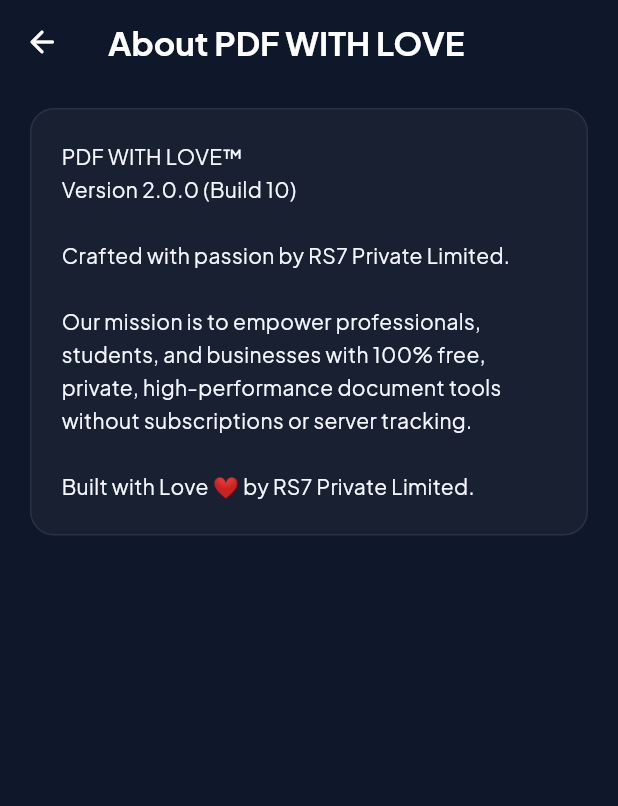
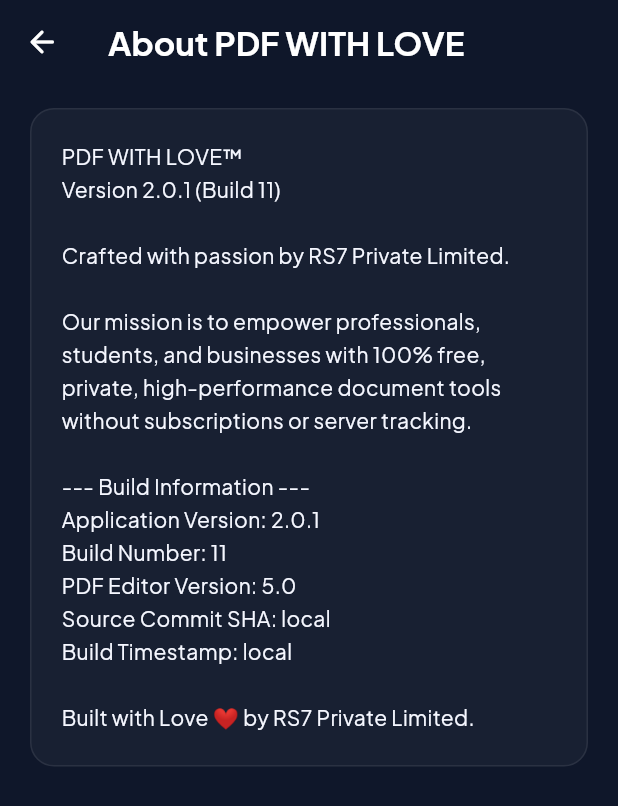
Before and after one commit to asifakhatun6543-dot/Mining, a Flutter app: the ProfileScreen screen opened directly, scrolled down 1152 dp, after a tap on "About PDF WITH LOVE", on a phone screen of 412 x 824 dp. Shown: the top 806 px of the screen. Run offline on Flutter 3.47's test engine with Material 3 defaults, Android fonts, the phone set to English and light mode, and no system bars; our stand-ins replace file_picker, flutter_animate, flutter_riverpod, google_fonts, image_picker, printing and 3 more; missing offline and left inert: google_mlkit_text_recognition, syncfusion_flutter_pdf; accounts and stored records are empty.

Commit message:
release: bump v2.0.1 (build 11), add BuildInfo diagnostics, version.json, vercel.json & semantic GitHub Release pipeline

```diff
--- /dev/null
+++ b/openpdf_mobile/lib/core/constants/build_info.dart
@@ -0,0 +1,42 @@
+/// Centralized, compile-time synchronized build and version metadata.
+/// Updated via semantic release versioning and injected via --dart-define in CI.
+class BuildInfo {
+  BuildInfo._();
+
+  static const String appVersion = String.fromEnvironment(
+    'APP_VERSION',
+    defaultValue: '2.0.1',
+  );
+
+  static const String buildNumber = String.fromEnvironment(
+    'APP_BUILD_NUMBER',
+    defaultValue: '11',
+  );
+
+  static const String editorVersion = String.fromEnvironment(
+    'EDITOR_VERSION',
+    defaultValue: '5.0',
+  );
+
+  static const String commitSha = String.fromEnvironment(
+    'GIT_COMMIT_SHA',
+    defaultValue: 'local',
+  );
+
+  static const String buildTimestamp = String.fromEnvironment(
+    'BUILD_TIMESTAMP',
+    defaultValue: 'local',
+  );
+
+  static String get fullVersion => '$appVersion (Build $buildNumber)';
+
+  static String get shortCommitSha =>
+      commitSha.length > 7 ? commitSha.substring(0, 7) : commitSha;
+
+  static String get diagnosticsSummary =>
+      'Application Version: $appVersion\n'
+      'Build Number: $buildNumber\n'
+      'PDF Editor Version: $editorVersion\n'
+      'Source Commit SHA: $shortCommitSha\n'
+      'Build Timestamp: $buildTimestamp';
+}
--- a/openpdf_mobile/lib/features/profile/screens/profile_screen.dart
+++ b/openpdf_mobile/lib/features/profile/screens/profile_screen.dart
@@ -1,5 +1,6 @@
 import 'package:flutter/material.dart';
 import '../../../core/constants/app_colors.dart';
+import '../../../core/constants/build_info.dart';
 import '../../../core/services/history_service.dart';
 import '../../../core/services/theme_service.dart';
 import '../../../core/services/cloud_storage_service.dart';
@@ -630,7 +631,7 @@ class _ProfileScreenState extends State<ProfileScreen> {
                         onTap: () => showLicensePage(
                           context: context,
                           applicationName: 'PDF WITH LOVE',
-                          applicationVersion: '2.0.0 (Build 10)',
+                          applicationVersion: BuildInfo.fullVersion,
                           applicationLegalese: 'Copyright © 2026 RS7 Private Limited. All rights reserved.',
                         ),
                       ),
@@ -807,9 +808,11 @@ class _ProfileScreenState extends State<ProfileScreen> {
                           title: 'About PDF WITH LOVE',
                           content:
                               'PDF WITH LOVE™\n'
-                              'Version 2.0.0 (Build 10)\n\n'
+                              'Version ${BuildInfo.fullVersion}\n\n'
                               'Crafted with passion by RS7 Private Limited.\n\n'
                               'Our mission is to empower professionals, students, and businesses with 100% free, private, high-performance document tools without subscriptions or server tracking.\n\n'
+                              '--- Build Information ---\n'
+                              '${BuildInfo.diagnosticsSummary}\n\n'
                               'Built with Love ❤️ by RS7 Private Limited.',
                         ),
                       ),
@@ -863,7 +866,7 @@ class _ProfileScreenState extends State<ProfileScreen> {
                       ),
                       const SizedBox(height: 8),
                       Text(
-                        'Version 2.0.0 (Build 10)',
+                        'Version ${BuildInfo.fullVersion}',
                         style: TextStyle(
                           fontSize: 11,
                           fontWeight: FontWeight.w500,
--- a/openpdf_mobile/pubspec.yaml
+++ b/openpdf_mobile/pubspec.yaml
@@ -1,7 +1,7 @@
 name: openpdf_studio
 description: "PDF WITH LOVE - Professional Android PDF & Document Utility Application by RS7 Private Limited"
 publish_to: "none"
-version: 2.0.0+10
+version: 2.0.1+11
 
 environment:
   sdk: ">=3.2.0 <4.0.0"
--- a/package.json
+++ b/package.json
@@ -1,4 +1,6 @@
 {
+  "name": "pdf-with-love-studio",
+  "version": "2.0.1",
   "dependencies": {
     "pdfjs-dist": "^3.11.174"
   }
--- /dev/null
+++ b/version.json
@@ -0,0 +1,8 @@
+{
+  "name": "pdf-with-love-studio",
+  "version": "2.0.1",
+  "buildNumber": 11,
+  "editorVersion": "5.0",
+  "commitSha": "pending",
+  "buildTimestamp": "pending"
+}
```
Also changed, not shown: openpdf_mobile/lib/core/services/pdf_editor_server.dart (+6 -3 lines), vercel.json (added), 3 other files.
